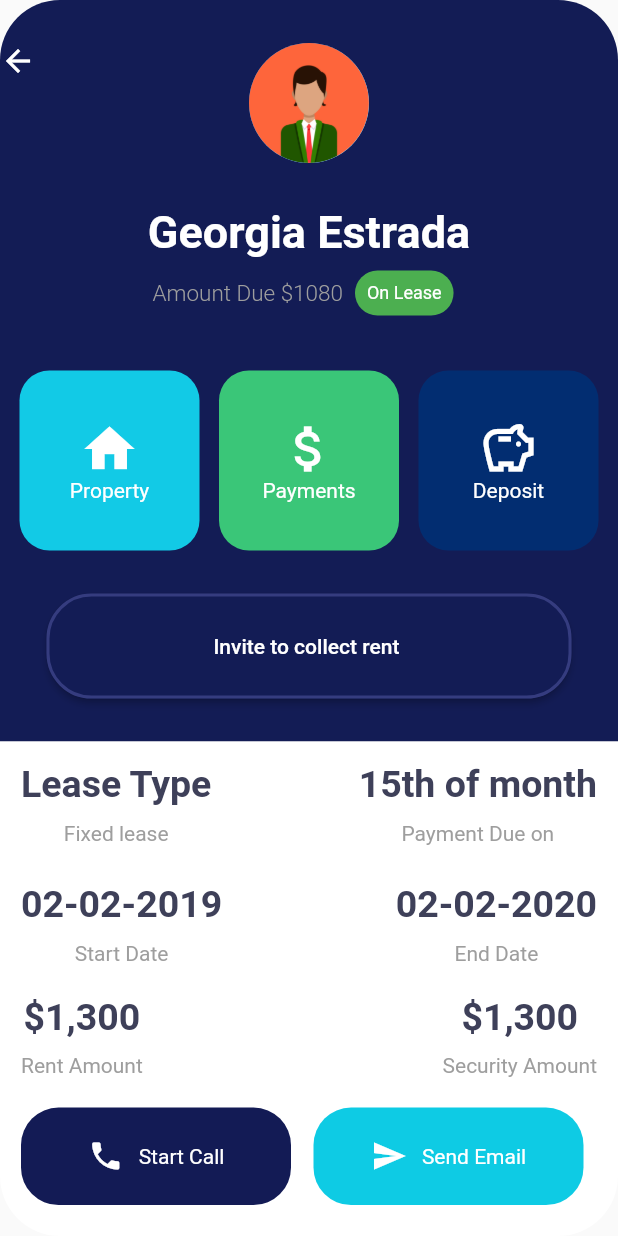
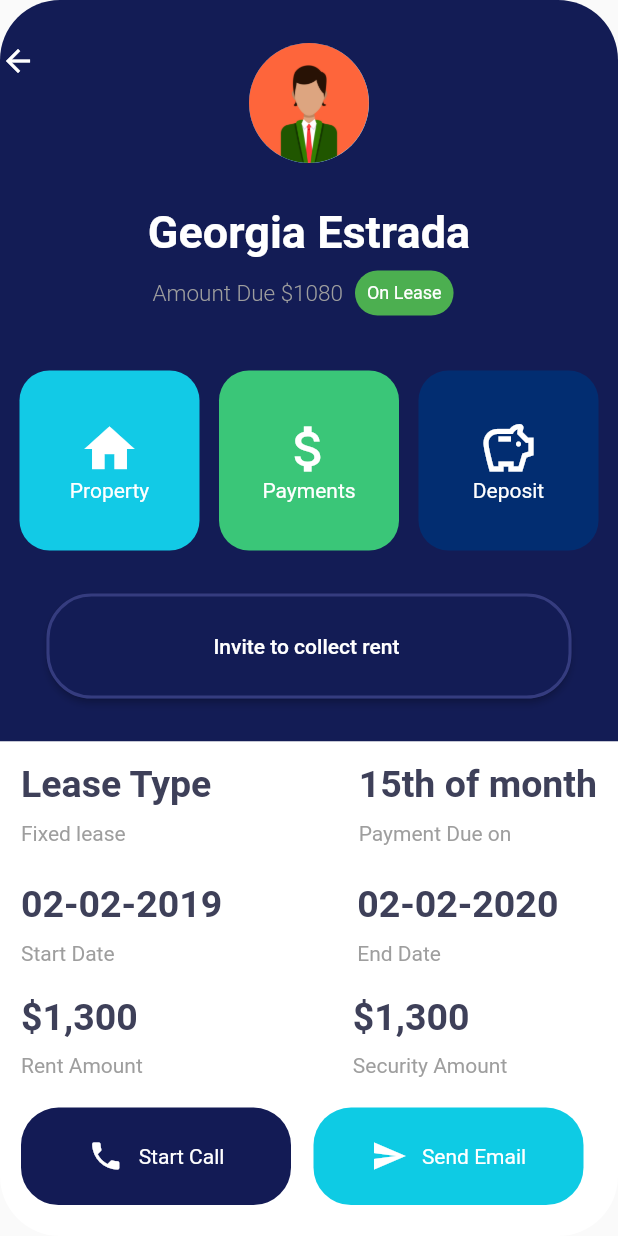
Before and after one commit to ElSanteel/flutter_task, a Flutter app: the screen it shows after launch, on a phone screen of 412 x 824 dp. Run offline on Flutter 3.47's test engine with Material 2 defaults, Android fonts, the phone set to English and light mode, and no system bars.

Commit message:
modifying screen_1.dart

```diff
--- a/lib/components/Session 2/Tasks/Screen 1/build_row_screen_1.dart
+++ b/lib/components/Session 2/Tasks/Screen 1/build_row_screen_1.dart
@@ -2,6 +2,7 @@ import 'package:flutter/material.dart';
 
 Column buildRow({required String boldText, required String greyedText}) {
   return Column(
+    crossAxisAlignment: CrossAxisAlignment.start,
     children: [
       Text(boldText,
           style: const TextStyle(
--- a/lib/screens/Session_2_Flutter_Task/screen_1.dart
+++ b/lib/screens/Session_2_Flutter_Task/screen_1.dart
@@ -156,20 +156,20 @@ class Screen1 extends StatelessWidget {
                     ),
                     const SizedBox(height: 25),
                     Row(
-                      mainAxisAlignment: MainAxisAlignment.spaceBetween,
                       children: [
                         buildRow(
                             boldText: "02-02-2019", greyedText: "Start Date"),
+                        const SizedBox(width: 90),
                         buildRow(
                             boldText: "02-02-2020", greyedText: "End Date"),
                       ],
                     ),
                     const SizedBox(height: 20),
                     Row(
-                      mainAxisAlignment: MainAxisAlignment.spaceBetween,
                       children: [
                         buildRow(
                             boldText: "\$1,300", greyedText: "Rent Amount"),
+                        const SizedBox(width: 140),
                         buildRow(
                             boldText: "\$1,300", greyedText: "Security Amount"),
                       ],
```
